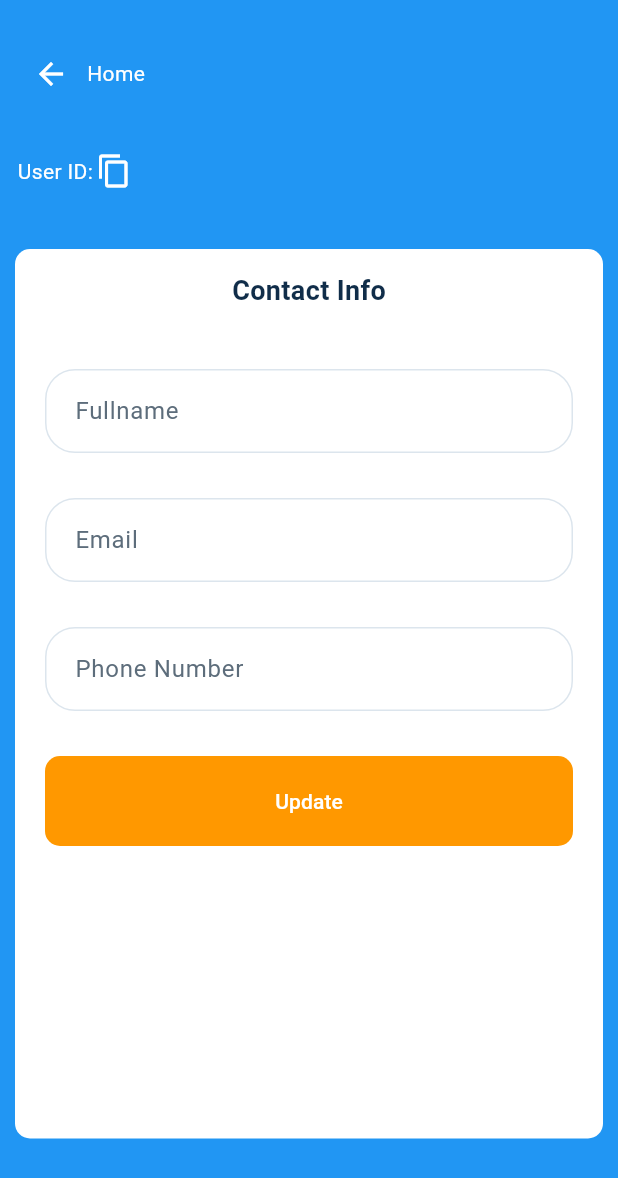
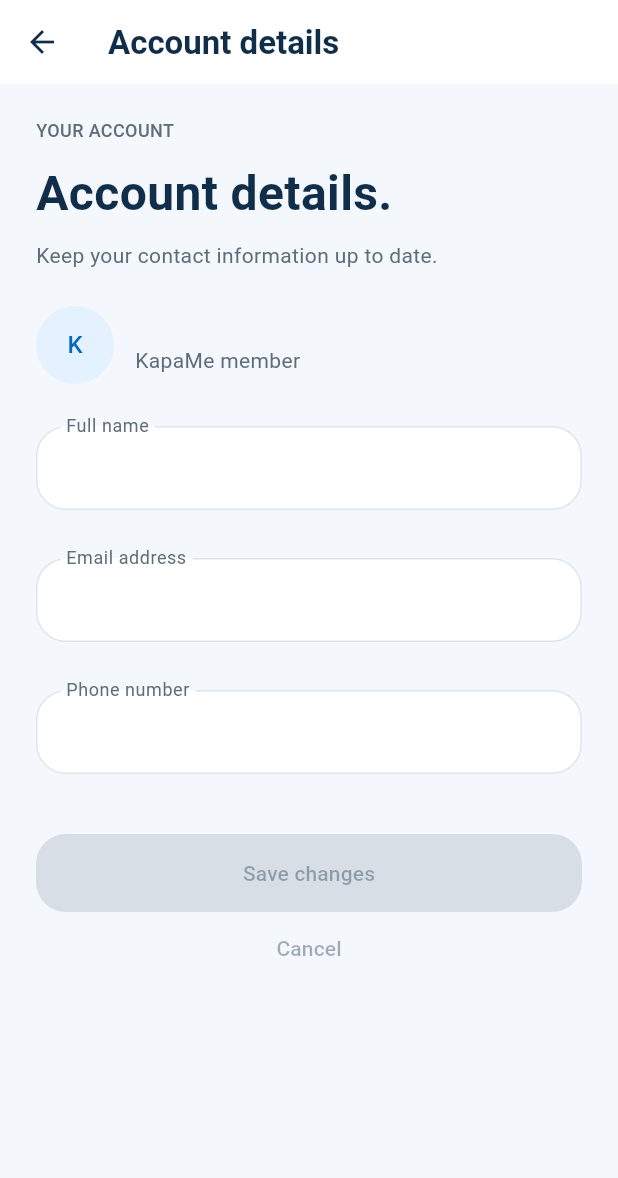
Before and after one commit to kapame2022/KapaMe-Mobile, a Flutter app: the EditProfile screen opened by its route, on a phone screen of 412 x 824 dp. Shown: the top 1178 px of the screen. Run offline on Flutter 3.47's test engine with Material 3 defaults, Android fonts, the phone set to English and light mode, and no system bars; our stand-ins replace dio, flutter_secure_storage, flutter_svg, fluttertoast, google_maps_flutter, google_mobile_ads and 1 more; missing offline and left inert: flutter_polyline_points, signalr_netcore, syncfusion_flutter_pdfviewer; accounts and stored records are empty.

Commit message:
Align profile editing with Clear Blue

```diff
--- a/lib/views/home/edit_profile.dart
+++ b/lib/views/home/edit_profile.dart
@@ -1,281 +1,294 @@
 import 'package:dio/dio.dart';
 import 'package:flutter/material.dart';
-import 'package:fluttertoast/fluttertoast.dart';
 import 'package:provider/provider.dart';
-
-import '../../models/app_user.dart';
-import '../../services/current_user.dart';
+import 'package:kapame/models/app_user.dart';
+import 'package:kapame/services/current_user.dart';
+import 'package:kapame/theme/clear_blue.dart';
+import 'package:kapame/widgets/clear_blue_widgets.dart';
 
 class EditProfile extends StatefulWidget {
-  const EditProfile({super.key});
-
+  const EditProfile({super.key, this.dio});
+  final Dio? dio;
   @override
   State<EditProfile> createState() => _EditProfileState();
 }
 
 class _EditProfileState extends State<EditProfile> {
-  TextEditingController fullNameController = TextEditingController();
-  TextEditingController emailController = TextEditingController();
-  TextEditingController phoneNumberController = TextEditingController();
-
-  bool isLoading = false;
+  final _form = GlobalKey<FormState>();
+  late final TextEditingController _name, _email, _phone;
+  late final Dio _dio;
+  late List<String> _saved;
+  bool _saving = false, _allowLeave = false, _askingToLeave = false;
+  String? _error, _notice;
+  List<String> get _values =>
+      [_name.text.trim(), _email.text.trim(), _phone.text.trim()];
+  bool get _dirty {
+    final values = _values;
+    return List.generate(3, (i) => values[i] != _saved[i])
+        .any((changed) => changed);
+  }
 
   @override
   void initState() {
     super.initState();
-    AppUser? authUser =
-        Provider.of<AuthUserState>(context, listen: false).appUser;
-    fullNameController = TextEditingController(text: authUser?.fullName);
-    emailController = TextEditingController(text: authUser?.email);
-    phoneNumberController = TextEditingController(text: authUser?.phoneNumber);
+    final user = context.read<AuthUserState>().appUser;
+    _name = TextEditingController(text: user?.fullName ?? '');
+    _email = TextEditingController(text: user?.email ?? '');
+    _phone = TextEditingController(text: user?.phoneNumber ?? '');
+    _saved = _values;
+    _dio = widget.dio ??
+        Dio(BaseOptions(
+            connectTimeout: const Duration(seconds: 30),
+            receiveTimeout: const Duration(seconds: 30)));
+    for (final controller in [_name, _email, _phone]) {
+      controller.addListener(_changed);
+    }
   }
 
+  void _changed() => setState(() {
+        _error = null;
+        _notice = null;
+      });
   @override
   void dispose() {
-    fullNameController.dispose();
-    emailController.dispose();
-    phoneNumberController.dispose();
+    for (final controller in [_name, _email, _phone]) {
+      controller.dispose();
+    }
+    if (widget.dio == null) _dio.close();
     super.dispose();
   }
 
-  Future<AppUser?> updateUser() async {
-    String? id = Provider.of<AuthUserState>(context, listen: false).appUser?.id;
+  void _cancel() {
+    _form.currentState?.reset();
+    _name.text = _saved[0];
+    _email.text = _saved[1];
+    _phone.text = _saved[2];
+    setState(() {
+      _error = null;
+      _notice = null;
+    });
+    FocusScope.of(context).unfocus();
+  }
 
+  Future<void> _leave() async {
+    if (_saving || _askingToLeave) return;
+    if (!_dirty) {
+      Navigator.maybePop(context);
+      return;
+    }
+    _askingToLeave = true;
+    final discard = await showDialog<bool>(
+        context: context,
+        builder: (dialogContext) => AlertDialog(
+              title: const Text('Discard your changes?'),
+              content: const Text('Your account details haven’t been saved.'),
+              actions: [
+                TextButton(
+                    onPressed: () => Navigator.pop(dialogContext, false),
+                    child: const Text('Keep editing')),
+                FilledButton(
+                    onPressed: () => Navigator.pop(dialogContext, true),
+                    child: const Text('Discard changes'))
+              ],
+            ));
+    _askingToLeave = false;
+    if (discard != true || !mounted) return;
+    setState(() => _allowLeave = true);
+    WidgetsBinding.instance.addPostFrameCallback((_) {
+      if (mounted) Navigator.pop(context);
+    });
+  }
+
+  Future<void> _save() async {
+    if (_saving || !_dirty || !(_form.currentState?.validate() ?? false)) {
+      return;
+    }
+    final auth = context.read<AuthUserState>();
+    final user = auth.appUser;
+    final token = auth.token;
+    if (user?.id?.isNotEmpty != true) {
+      setState(() => _error = 'Sign in again to update your profile.');
+      return;
+    }
+    final values = _values;
+    setState(() {
+      _saving = true;
+      _error = null;
+      _notice = null;
+    });
     try {
-      final Dio dio = Dio();
-
-      dio.options.connectTimeout = const Duration(seconds: 30);
-      dio.options.receiveTimeout = const Duration(seconds: 30);
-
+      final response = await _dio.put(
+          'https://kapameapi.azurewebsites.net/api/auth/${user!.id}',
+          data: {
+            'userId': user.id,
+            'fullName': values[0],
+            'email': values[1],
+            'phoneNumber': values[2]
+          },
+          options: Options(headers: {
+            if (token?.isNotEmpty == true) 'Authorization': 'Bearer $token'
+          }));
+      if (!mounted) return;
+      if (response.statusCode != 200 || response.data is! Map) {
+        throw const FormatException('Invalid profile response');
+      }
+      if (auth.appUser?.id != user.id || auth.token != token) {
+        setState(() =>
+            _error = 'Your session changed. Sign in again before saving.');
+        return;
+      }
+      final updated = AppUser.fromMap({
+        ...user.toMap(),
+        'fullName': values[0],
+        'email': values[1],
+        'phoneNumber': values[2],
+        ...Map<String, dynamic>.from(response.data as Map)
+      });
+      await auth.updateAuthUser(inAppUser: updated);
+      if (!mounted) return;
+      _name.text = updated.fullName ?? values[0];
+      _email.text = updated.email ?? values[1];
+      _phone.text = updated.phoneNumber ?? values[2];
       setState(() {
-        isLoading = true;
+        _saved = _values;
+        _notice = 'Your account details have been saved.';
       });
-
-      var res = await dio.put(
-        'https://kapameapi.azurewebsites.net/api/auth/$id',
-        data: {
-          "userId": id,
-          "fullName": fullNameController.text.trim(),
-          "email": emailController.text.trim(),
-          "phoneNumber": phoneNumberController.text.trim(),
-        },
-      );
-
-      print(res.data);
-
-      if (res.statusCode == 200) {
-        return AppUser.fromMap(res.data);
-      } else {
-        setState(() {
-          isLoading = false;
-        });
+      FocusScope.of(context).unfocus();
+    } catch (_) {
+      if (mounted) {
+        setState(() => _error =
+            'Couldn’t save your changes. Your edits are still here. Please try again.');
       }
-    } catch (e) {
-      if (e is DioException) {
-        print("error: $e");
-        setState(() {
-          isLoading = false;
-        });
-      }
+    } finally {
+      if (mounted) setState(() => _saving = false);
     }
-
-    return null;
   }
 
   @override
   Widget build(BuildContext context) {
-    AuthUserState? allAuth = Provider.of<AuthUserState>(context);
-    AppUser? authUser = Provider.of<AuthUserState>(context).appUser;
-    return Scaffold(
-      body: Container(
-        color: Colors.blue,
-        child: Padding(
-          padding: const EdgeInsets.symmetric(vertical: 25, horizontal: 10),
-          child: Column(children: [
-            Row(
-              children: [
-                IconButton(
-                  onPressed: () {
-                    Navigator.pop(context);
-                  },
-                  icon: const Icon(
-                    Icons.arrow_back_outlined,
-                    color: Colors.white,
-                  ),
-                ),
-                const Text(
-                  "Home",
-                  style: TextStyle(color: Colors.white),
-                ),
-              ],
-            ),
-            Text(
-              authUser?.fullName ?? '',
-              style: const TextStyle(
-                fontWeight: FontWeight.bold,
-                fontSize: 20,
-                color: Colors.white,
-              ),
-            ),
-            Row(
-              children: [
-                Text(
-                  "User ID: ${authUser?.id}",
-                  style: const TextStyle(color: Colors.white),
-                  textAlign: TextAlign.center,
-                ),
-                const Icon(
-                  Icons.copy,
-                  color: Colors.white,
-                )
-              ],
-            ),
-            Expanded(
-              child: Container(
-                margin: const EdgeInsets.symmetric(vertical: 40, horizontal: 0),
-                padding: const EdgeInsets.symmetric(vertical: 5, horizontal: 0),
-                decoration: BoxDecoration(
-                  color: Colors.white,
-                  borderRadius: BorderRadius.circular(10),
-                ),
-                child: Padding(
-                  padding:
-                      const EdgeInsets.symmetric(horizontal: 20, vertical: 10),
-                  child: Column(
-                    children: [
-                      const Text(
-                        "Contact Info",
-                        style: TextStyle(
-                          fontSize: 18,
-                          fontWeight: FontWeight.bold,
-                        ),
-                      ),
-                      const SizedBox(
-                        height: 40,
-                      ),
-                      TextField(
-                        controller: fullNameController,
-                        decoration: const InputDecoration(
-                          hintText: 'Fullname',
-                          border: OutlineInputBorder(
-                              borderSide: BorderSide(width: 1),
-                              borderRadius:
-                                  BorderRadius.all(Radius.circular(10))),
-                          focusedBorder: OutlineInputBorder(
-                            borderSide: BorderSide(
-                              color: Colors.lightBlue,
-                              width: 1,
-                            ), // Customize focused border
-                          ),
-                        ),
-                      ),
-                      const SizedBox(
-                        height: 30,
-                      ),
-                      TextField(
-                        controller: emailController,
-                        decoration: const InputDecoration(
-                          hintText: 'Email',
-                          border: OutlineInputBorder(
-                              borderSide: BorderSide(width: 1),
-                              borderRadius:
-                                  BorderRadius.all(Radius.circular(10))),
-                          focusedBorder: OutlineInputBorder(
-                            borderSide: BorderSide(
-                              color: Colors.lightBlue,
-                              width: 1,
-                            ), // Customize focused border
-                          ),
-                        ),
-                      ),
-                      const SizedBox(
-                        height: 30,
-                      ),
-                      TextField(
-                        controller: phoneNumberController,
-                        decoration: const InputDecoration(
-                          hintText: 'Phone Number',
-                          border: OutlineInputBorder(
-                              borderSide: BorderSide(width: 1),
-                              borderRadius:
-                                  BorderRadius.all(Radius.circular(10))),
-                          focusedBorder: OutlineInputBorder(
-                            borderSide: BorderSide(
-                              color: Colors.lightBlue,
-                              width: 1,
-                            ), // Customize focused border
-                          ),
-                        ),
-                      ),
-                      const SizedBox(
-                        height: 30,
-                      ),
-                      FilledButton(
-                        onPressed: () async {
-                          AppUser? authUser = await updateUser();
-                          if (authUser != null) {
-                            Provider.of<AuthUserState>(context, listen: false)
-                                .updateAuthUser(
-                              inAppUser: authUser,
-                            );
-
-                            Fluttertoast.showToast(
-                              msg: "Profile Successfully Updated!",
-                              toastLength: Toast.LENGTH_SHORT,
-                              gravity: ToastGravity.BOTTOM,
-                              timeInSecForIosWeb: 1,
-                              backgroundColor: Colors.green,
-                              textColor: Colors.white,
-                              fontSize: 16.0,
-                            );
-                          } else {
-                            Fluttertoast.showToast(
-                              msg: "Failed to update profile. Please try again",
-                              toastLength: Toast.LENGTH_SHORT,
-                              gravity: ToastGravity.BOTTOM,
-                              timeInSecForIosWeb: 1,
-                              backgroundColor: Colors.red,
-                              textColor: Colors.white,
-                              fontSize: 16.0,
-                            );
-                          }
-
-                          setState(() {
-                            isLoading = false;
-                          });
-
-                          print(
-                              "Updated User: ID: ${authUser?.id}, Name: ${authUser?.fullName}, Email: ${authUser?.email}, Phone: ${authUser?.phoneNumber}");
-                        },
-                        style: const ButtonStyle(
-                          shape: WidgetStatePropertyAll(
-                            RoundedRectangleBorder(
-                              borderRadius: BorderRadius.all(
-                                Radius.circular(10),
-                              ),
-                            ),
-                          ),
-                          minimumSize: WidgetStatePropertyAll(
-                            Size(double.infinity, 60),
-                          ),
-                          backgroundColor:
-                              WidgetStatePropertyAll(Colors.orange),
-                        ),
-                        child: isLoading
-                            ? const CircularProgressIndicator(
-                                valueColor:
-                                    AlwaysStoppedAnimation<Color>(Colors.white),
-                              )
-                            : const Text("Update"),
-                      )
-                    ],
-                  ),
-                ),
-              ),
-            )
-          ]),
-        ),
-      ),
-    );
+    final user = context.watch<AuthUserState>().appUser;
+    return PopScope(
+        canPop: _allowLeave || (!_dirty && !_saving),
+        onPopInvokedWithResult: (didPop, result) {
+          if (!didPop) _leave();
+        },
+        child: Scaffold(
+          appBar: AppBar(
+              title: const Text('Account details'),
+              leading: IconButton(
+                  tooltip: 'Back to profile',
+                  onPressed: _saving ? null : _leave,
+                  icon: const Icon(Icons.arrow_back))),
+          body: SafeArea(
+              child: SingleChildScrollView(
+                  padding: const EdgeInsets.all(24),
+                  child: Form(
+                      key: _form,
+                      child: Column(
+                          crossAxisAlignment: CrossAxisAlignment.stretch,
+                          children: [
+                            const PageHeading(
+                                eyebrow: 'YOUR ACCOUNT',
+                                title: 'Account details.',
+                                subtitle:
+                                    'Keep your contact information up to date.'),
+                            const SizedBox(height: 24),
+                            Row(children: [
+                              CircleAvatar(
+                                  radius: 26,
+                                  backgroundColor: ClearBlue.soft,
+                                  foregroundColor: ClearBlue.accent,
+                                  child: Text(userInitials(user?.fullName))),
+                              const SizedBox(width: 14),
+                              Expanded(
+                                  child: Column(
+                                      crossAxisAlignment:
+                                          CrossAxisAlignment.start,
+                                      children: [
+                                    Text(user?.fullName ?? 'KapaMe member',
+                                        style: const TextStyle(
+                                            fontWeight: FontWeight.w700)),
+                                    const Text('KapaMe member',
+                                        style:
+                                            TextStyle(color: ClearBlue.muted))
+                                  ]))
+                            ]),
+                            const SizedBox(height: 28),
+                            TextFormField(
+                                controller: _name,
+                                enabled: !_saving,
+                                textCapitalization: TextCapitalization.words,
+                                textInputAction: TextInputAction.next,
+                                decoration: const InputDecoration(
+                                    constraints: BoxConstraints(minHeight: 72),
+                                    floatingLabelStyle: TextStyle(fontSize: 16),
+                                    labelText: 'Full name',
+                                    floatingLabelBehavior:
+                                        FloatingLabelBehavior.always),
+                                validator: (value) =>
+                                    (value ?? '').trim().isEmpty
+                                        ? 'Enter your full name'
+                                        : null),
+                            const SizedBox(height: 16),
+                            TextFormField(
+                                controller: _email,
+                                enabled: !_saving,
+                                keyboardType: TextInputType.emailAddress,
+                                textInputAction: TextInputAction.next,
+                                decoration: const InputDecoration(
+                                    constraints: BoxConstraints(minHeight: 72),
+                                    floatingLabelStyle: TextStyle(fontSize: 16),
+                                    labelText: 'Email address',
+                                    floatingLabelBehavior:
+                                        FloatingLabelBehavior.always),
+                                validator: (value) =>
+                                    RegExp(r'^[^\s@]+@[^\s@]+\.[^\s@]+$')
+                                            .hasMatch((value ?? '').trim())
+                                        ? null
+                                        : 'Enter a valid email address'),
+                            const SizedBox(height: 16),
+                            TextFormField(
+                                controller: _phone,
+                                enabled: !_saving,
+                                keyboardType: TextInputType.phone,
+                                decoration: const InputDecoration(
+                                    constraints: BoxConstraints(minHeight: 72),
+                                    floatingLabelStyle: TextStyle(fontSize: 16),
+                                    labelText: 'Phone number',
+                                    floatingLabelBehavior:
+                                        FloatingLabelBehavior.always),
+                                validator: (value) =>
+                                    RegExp(r'^\+?[0-9]{10,14}$').hasMatch(
+                                            (value ?? '').replaceAll(
+                                                RegExp(r'[\s()-]'), ''))
+                                        ? null
+                                        : 'Enter a valid phone number'),
+                            if (_error != null || _notice != null)
+                              Padding(
+                                  padding: const EdgeInsets.only(top: 16),
+                                  child: Semantics(
+                                      liveRegion: true,
+                                      child: Text(_error ?? _notice!,
+                                          style: TextStyle(
+                                              color: _error != null
+                                                  ? Theme.of(context)
+                                                      .colorScheme
+                                                      .error
+                                                  : ClearBlue.accent)))),
+                            const SizedBox(height: 24),
+                            FilledButton(
+                                onPressed: _dirty && !_saving ? _save : null,
+                                child: _saving
+                                    ? const SizedBox(
+                                        width: 24,
+                                        height: 24,
+                                        child: CircularProgressIndicator(
+                                            strokeWidth: 2))
+                                    : const Text('Save changes')),
+                            TextButton(
+                                onPressed: _dirty && !_saving ? _cancel : null,
+                                child: const Text('Cancel')),
+                          ])))),
+        ));
   }
 }
```
Also changed, not shown: docs/profile-edit-consistency/account-details.png (added), docs/profile-edit-consistency/unsaved-changes.png (added), 3 other files.
